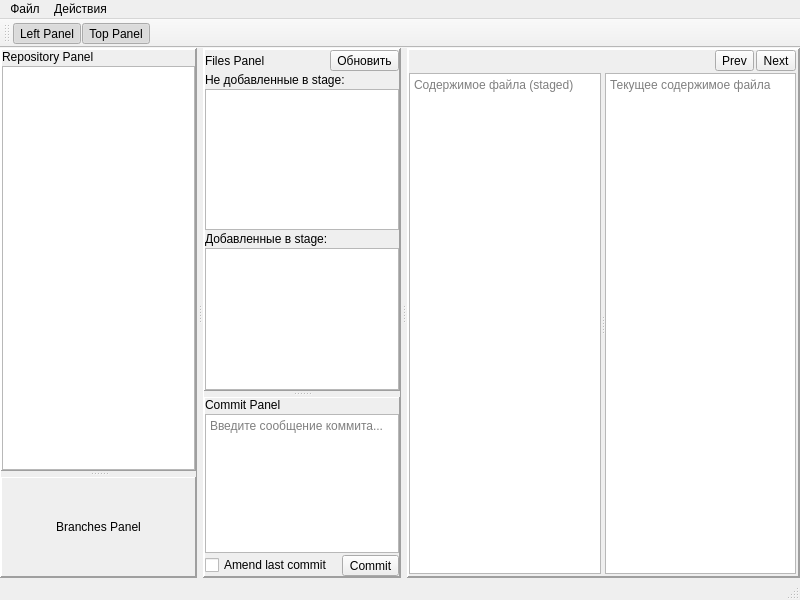
CJayM/CommitCraft, file commit_craft_app/mainwindow.ui: the form before one commit.
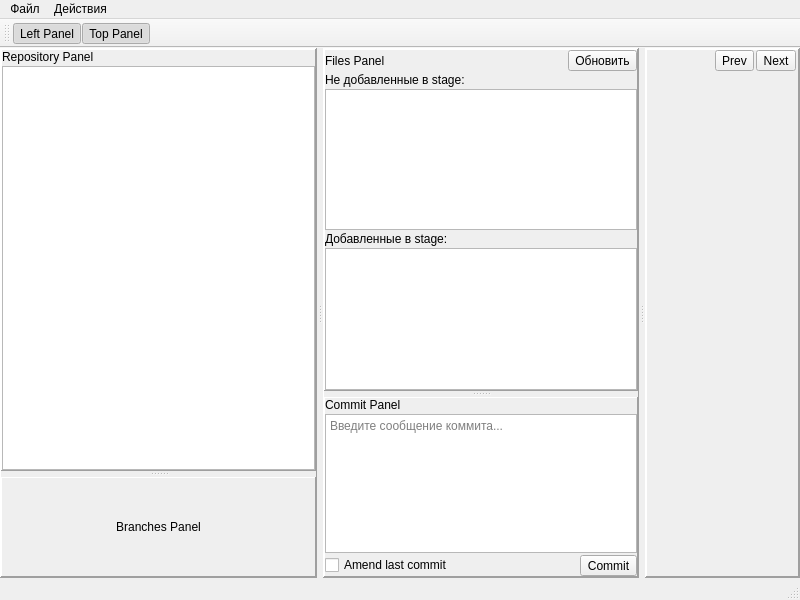
The form after the commit. Icons and pictures are not drawn. Custom widgets are drawn as their Qt base class.

```diff
--- a/commit_craft_app/mainwindow.ui
+++ b/commit_craft_app/mainwindow.ui
@@ -530,26 +530,13 @@
             </layout>
            </item>
            <item>
-            <widget class="QSplitter" name="diffSplitter">
-             <property name="orientation">
-              <enum>Qt::Horizontal</enum>
+            <widget class="DiffEditor" name="diffEditor">
+             <property name="sizePolicy">
+              <sizepolicy hsizetype="Expanding" vsizetype="Expanding">
+               <horstretch>0</horstretch>
+               <verstretch>0</verstretch>
+              </sizepolicy>
              </property>
-             <widget class="QPlainTextEdit" name="stagedContentTextEdit">
-              <property name="readOnly">
-               <bool>true</bool>
-              </property>
-              <property name="placeholderText">
-               <string>Содержимое файла (staged)</string>
-              </property>
-             </widget>
-             <widget class="QPlainTextEdit" name="currentContentTextEdit">
-              <property name="readOnly">
-               <bool>true</bool>
-              </property>
-              <property name="placeholderText">
-               <string>Текущее содержимое файла</string>
-              </property>
-             </widget>
             </widget>
            </item>
           </layout>
@@ -702,6 +689,14 @@
    </property>
   </action>
  </widget>
+ <customwidgets>
+  <customwidget>
+   <class>DiffEditor</class>
+   <extends>QWidget</extends>
+   <header>diffeditor.h</header>
+   <container>1</container>
+  </customwidget>
+ </customwidgets>
  <resources>
   <include location="icons.qrc"/>
  </resources>
```
